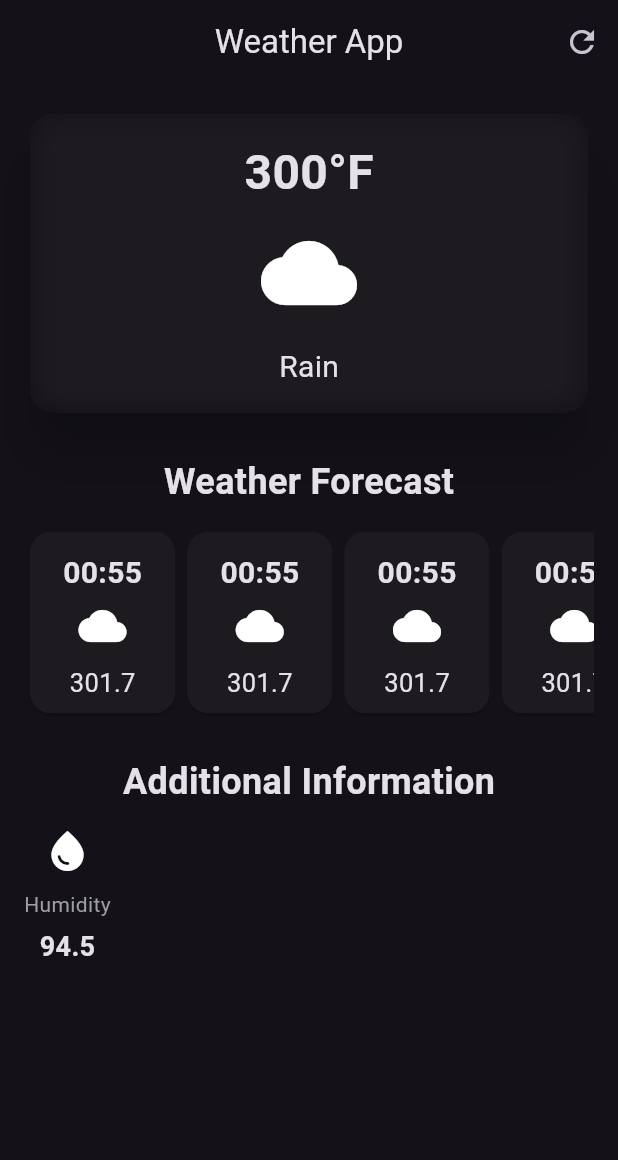
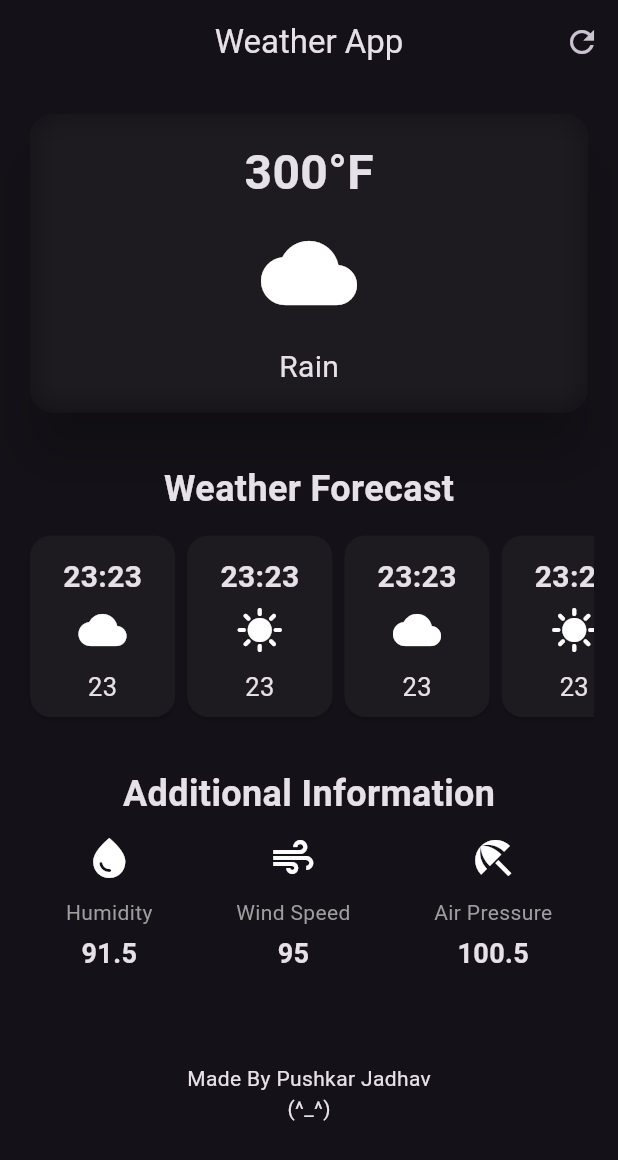
Before and after one commit to PushkarOnGit/Weather-App, a Flutter app: the screen it shows after launch, on a phone screen of 412 x 824 dp. Shown: the top 1160 px of the screen. Run offline on Flutter 3.47's test engine with Material 3 defaults, Android fonts, the phone set to English and light mode, and no system bars.

Commit message:
final static app

```diff
--- a/lib/pages/weather_page.dart
+++ b/lib/pages/weather_page.dart
@@ -1,6 +1,6 @@
 import 'dart:ui';
-
 import 'package:flutter/material.dart';
+import 'package:weather_app/utils/additional_info_tile.dart';
 import 'package:weather_app/utils/hourly_forecast_card.dart';
 
 class WeatherPage extends StatelessWidget {
@@ -53,57 +53,77 @@ class WeatherPage extends StatelessWidget {
               ),
             ),
 
-            SizedBox(height: 25),
+            SizedBox(height: 30),
 
             Text(
               'Weather Forecast',
               style: TextStyle(fontSize: 24, fontWeight: FontWeight.bold),
             ),
 
-            SizedBox(height: 12.5),
+            SizedBox(height: 10),
 
             SingleChildScrollView(
               scrollDirection: Axis.horizontal,
               child: Row(
                 children: [
-                  HourlyForecastCard(),
-                  HourlyForecastCard(),
-                  HourlyForecastCard(),
-                  HourlyForecastCard(),
-                  HourlyForecastCard(),
+                  HourlyForecastCard(
+                    time: '23:23',
+                    icon: Icons.cloud,
+                    temperature: '23',
+                  ),
+                  HourlyForecastCard(
+                    time: '23:23',
+                    icon: Icons.sunny,
+                    temperature: '23',
+                  ),
+                  HourlyForecastCard(
+                    time: '23:23',
+                    icon: Icons.cloud,
+                    temperature: '23',
+                  ),
+                  HourlyForecastCard(
+                    time: '23:23',
+                    icon: Icons.sunny,
+                    temperature: '23',
+                  ),
                 ],
               ),
             ),
 
-            SizedBox(height: 25),
+            SizedBox(height: 30),
 
             Text(
               'Additional Information',
               style: TextStyle(fontSize: 24, fontWeight: FontWeight.bold),
             ),
 
-            SizedBox(height: 12.5),
+            SizedBox(height: 10),
 
             Row(
+              mainAxisAlignment: MainAxisAlignment.spaceAround,
               children: [
-                Column(
-                  children: [
-                    Icon(Icons.water_drop, size: 32),
-                    SizedBox(height: 10),
-                    Text('Humidity', style: TextStyle(color: Colors.grey)),
-                    SizedBox(height: 5),
-                    Text(
-                      '94.5',
-                      style: TextStyle(
-                        fontSize: 18,
-                        fontWeight: FontWeight.bold,
-                      ),
-                    ),
-                  ],
+                AdditionalInfoTile(
+                  icon: Icons.water_drop,
+                  label: 'Humidity',
+                  value: '91.5',
                 ),
 
+                AdditionalInfoTile(
+                  icon: Icons.air,
+                  label: 'Wind Speed',
+                  value: '95',
+                ),
+
+                AdditionalInfoTile(
+                  icon: Icons.beach_access,
+                  label: 'Air Pressure',
+                  value: '100.5',
+                ),
               ],
             ),
+            SizedBox(height:60),
+            Text('Made By Pushkar Jadhav'),
+            Text('(^_^)'),
           ],
         ),
       ),
--- a/lib/utils/additional_info_tile.dart
+++ b/lib/utils/additional_info_tile.dart
@@ -1,17 +1,25 @@
 import 'package:flutter/material.dart';
 
 class AdditionalInfoTile extends StatelessWidget {
-  const AdditionalInfoTile({super.key});
+  final IconData icon;
+  final String label;
+  final String value;
+  const AdditionalInfoTile({
+    super.key,
+    required this.icon,
+    required this.label,
+    required this.value,
+  });
 
   @override
   Widget build(BuildContext context) {
     return Column(
       children: [
-        Icon(Icons.water_drop, size: 32,),
+        Icon(icon, size: 32,),
         SizedBox(height: 10,),
-        Text('Humidity', style: TextStyle(color: Colors.grey),),
+        Text(label, style: TextStyle(color: Colors.grey),),
         SizedBox(height: 5,),
-        Text('94.5', style: TextStyle(fontSize: 18 , fontWeight: FontWeight.bold),),
+        Text(value, style: TextStyle(fontSize: 18 , fontWeight: FontWeight.bold),),
       ],
     );
   }
--- a/lib/utils/hourly_forecast_card.dart
+++ b/lib/utils/hourly_forecast_card.dart
@@ -1,7 +1,17 @@
 import 'package:flutter/material.dart';
 
 class HourlyForecastCard extends StatelessWidget {
-  const HourlyForecastCard({super.key});
+
+  final String time;
+  final IconData icon;
+  final String temperature;
+
+  const HourlyForecastCard({
+    super.key,
+    required this.time,
+    required this.icon,
+    required this.temperature,
+  });
 
   @override
   Widget build(BuildContext context) {
@@ -14,13 +24,13 @@ class HourlyForecastCard extends StatelessWidget {
           children: [
             SizedBox(height: 5),
             Text(
-              '00:55',
+              time,
               style: TextStyle(fontSize: 20, fontWeight: FontWeight.bold),
             ),
             SizedBox(height: 5),
-            Icon(Icons.cloud, size: 32),
+            Icon(icon, size: 32),
             SizedBox(height: 10),
-            Text('301.7', style: TextStyle(fontSize: 17)),
+            Text(temperature, style: TextStyle(fontSize: 17)),
           ],
         ),
       ),
```
